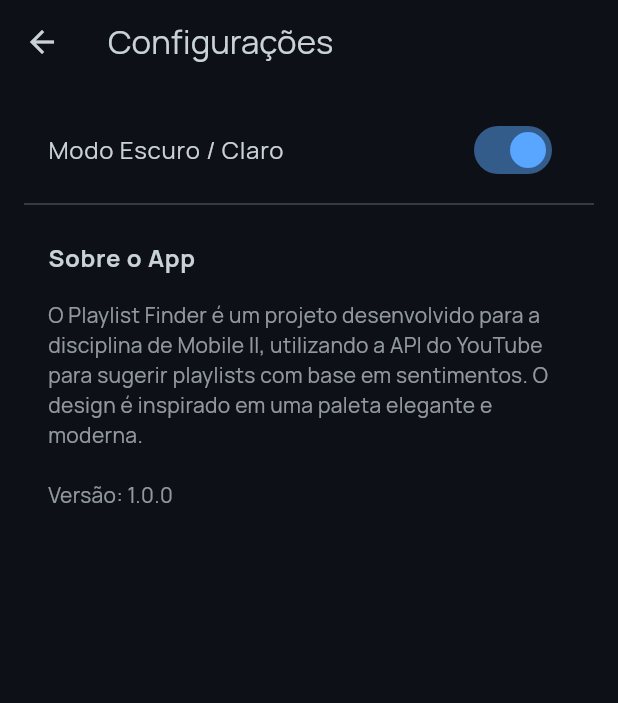
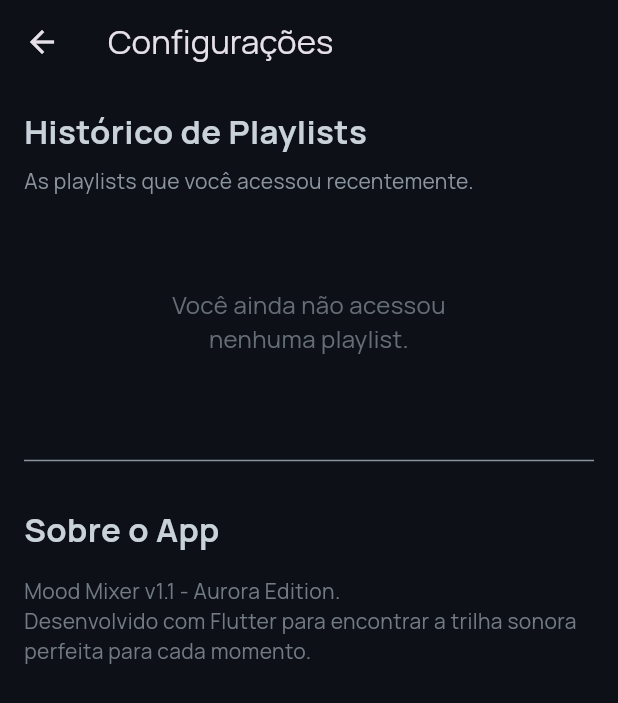
Before and after one commit to eville75/MobileII, a Flutter app: the screen it shows after launch, after a tap on the "settings" icon, on a phone screen of 412 x 824 dp. Shown: the top 703 px of the screen. Run offline on Flutter 3.47's test engine with Material 3 defaults, Android fonts, the phone set to English and light mode, and no system bars; our stand-ins replace google_fonts; network calls fail.

Commit message:
correções na interface

```diff
--- /dev/null
+++ b/lib/data/history_data.dart
@@ -0,0 +1,7 @@
+// lib/data/history_data.dart
+
+import 'package:mobile/models/playlist_model.dart';
+
+// Lista global para armazenar o histórico de playlists acessadas.
+// O item mais recente sempre será o primeiro da lista.
+final List<Playlist> playlistHistory = [];
--- a/lib/main.dart
+++ b/lib/main.dart
@@ -3,8 +3,6 @@ import 'package:flutter/material.dart';
 import 'package:google_fonts/google_fonts.dart';
 import 'package:mobile/screens/sentiments_screen.dart';
 import 'package:mobile/data/theme/colors.dart';
-
-final ValueNotifier<Brightness> currentBrightness = ValueNotifier(Brightness.dark);
 
 void main() {
   runApp(const MyApp());
@@ -13,12 +11,13 @@ void main() {
 class MyApp extends StatelessWidget {
   const MyApp({super.key});
 
-  ThemeData _createTheme(Brightness brightness) {
-    // Por enquanto, vamos focar em um tema escuro unificado e elegante.
-    // A lógica de light/dark pode ser expandida depois com cores apropriadas.
+  @override
+  Widget build(BuildContext context) {
     final baseTheme = ThemeData(brightness: Brightness.dark);
 
-    return baseTheme.copyWith(
+    return MaterialApp(
+      title: 'Mood Mixer',
+      theme: baseTheme.copyWith(
         scaffoldBackgroundColor: AppColors.background,
         colorScheme: baseTheme.colorScheme.copyWith(
           brightness: Brightness.dark,
@@ -32,23 +31,10 @@ class MyApp extends StatelessWidget {
           displayColor: AppColors.text,
         ),
         useMaterial3: true,
-    );
-  }
-
-  @override
-  Widget build(BuildContext context) {
-    return ValueListenableBuilder<Brightness>(
-      valueListenable: currentBrightness,
-      builder: (context, brightness, child) {
-        return MaterialApp(
-          title: 'Mood Mixer',
-          theme: _createTheme(Brightness.light), // Usando o mesmo tema por enquanto
-          darkTheme: _createTheme(Brightness.dark),
-          themeMode: ThemeMode.dark, // Forçando o modo escuro para o design "Aurora"
+      ),
+      themeMode: ThemeMode.dark,
       debugShowCheckedModeBanner: false,
-          home: const SentimentsScreen(),
-        );
-      },
+      home: SentimentsScreen(), // ALTERAÇÃO APLICADA AQUI
     );
   }
 }
--- a/lib/screens/settings_screen.dart
+++ b/lib/screens/settings_screen.dart
@@ -1,54 +1,102 @@
+// lib/screens/settings_screen.dart
 import 'package:flutter/material.dart';
-import 'package:mobile/main.dart'; // Para acessar o currentBrightness
-import 'package:mobile/data/theme/colors.dart'; // Importação corrigida
+import 'package:mobile/data/history_data.dart';
+import 'package:mobile/data/theme/colors.dart';
+import 'package:mobile/models/playlist_model.dart';
+import 'package:url_launcher/url_launcher.dart';
 
-class SettingsScreen extends StatelessWidget {
+class SettingsScreen extends StatefulWidget {
   const SettingsScreen({super.key});
 
   @override
+  State<SettingsScreen> createState() => _SettingsScreenState();
+}
+
+class _SettingsScreenState extends State<SettingsScreen> {
+  // Função para abrir a URL, pois o histórico também será clicável
+  Future<void> _launchUrl(String url) async {
+    if (!await launchUrl(Uri.parse(url))) {
+      throw Exception('Não foi possível abrir a URL: $url');
+    }
+  }
+
+  @override
   Widget build(BuildContext context) {
-    final theme = Theme.of(context);
-    final isDarkMode = theme.brightness == Brightness.dark;
-    final onBackground = theme.colorScheme.onBackground;
-
     return Scaffold(
+      backgroundColor: AppColors.background,
       appBar: AppBar(
-        title: Text('Configurações', style: TextStyle(color: onBackground)),
-        backgroundColor: theme.scaffoldBackgroundColor,
-        iconTheme: IconThemeData(color: onBackground),
+        title: const Text('Configurações'),
+        backgroundColor: AppColors.background,
         elevation: 0,
       ),
       body: ListView(
         padding: const EdgeInsets.all(16.0),
         children: [
-          ListTile(
-            title: Text('Modo Escuro / Claro', style: TextStyle(color: onBackground)),
-            trailing: Switch(
-              value: isDarkMode,
-              onChanged: (value) {
-                currentBrightness.value = value ? Brightness.dark : Brightness.light;
-              },
-              activeColor: theme.colorScheme.primary,
+          const Text(
+            'Histórico de Playlists',
+            style: TextStyle(
+              color: AppColors.text,
+              fontSize: 22,
+              fontWeight: FontWeight.bold,
             ),
           ),
-          const Divider(),
-          ListTile(
-            title: Text('Sobre o App', style: TextStyle(color: onBackground, fontWeight: FontWeight.bold)),
+          const SizedBox(height: 8),
+          const Text(
+            'As playlists que você acessou recentemente.',
+            style: TextStyle(color: AppColors.accent, fontSize: 14),
           ),
-          Padding(
-            padding: const EdgeInsets.symmetric(horizontal: 16.0),
-            child: Text(
-              'O Playlist Finder é um projeto desenvolvido para a disciplina de Mobile II, utilizando a API do YouTube para sugerir playlists com base em sentimentos. O design é inspirado em uma paleta elegante e moderna.',
-              style: TextStyle(color: onBackground.withOpacity(0.7)),
+          const SizedBox(height: 20),
+
+          if (playlistHistory.isEmpty)
+            Padding(
+              padding: const EdgeInsets.symmetric(vertical: 40.0),
+              child: Center(
+                child: Text(
+                  'Você ainda não acessou\nnenhuma playlist.',
+                  textAlign: TextAlign.center,
+                  style: TextStyle(color: AppColors.accent.withOpacity(0.7), fontSize: 16),
+                ),
+              ),
+            )
+          else
+            ...playlistHistory.map((playlist) {
+              return Card(
+                color: AppColors.glassEffect,
+                shape: RoundedRectangleBorder(
+                  side: const BorderSide(color: AppColors.glassBorder, width: 1),
+                  borderRadius: BorderRadius.circular(12),
+                ),
+                child: ListTile(
+                  leading: ClipRRect(
+                    borderRadius: BorderRadius.circular(4.0),
+                    child: Image.network(
+                      playlist.thumbnailUrl!,
+                      width: 50,
+                      height: 50,
+                      fit: BoxFit.cover,
+                    ),
+                  ),
+                  title: Text(playlist.name, style: const TextStyle(color: AppColors.text, fontWeight: FontWeight.bold)),
+                  subtitle: Text(playlist.mood, style: const TextStyle(color: AppColors.accent)),
+                  onTap: () => _launchUrl(playlist.url),
+                ),
+              );
+            }).toList(),
+
+          const Divider(height: 60, color: AppColors.accent),
+
+          const Text(
+            'Sobre o App',
+            style: TextStyle(
+              color: AppColors.text,
+              fontSize: 22,
+              fontWeight: FontWeight.bold,
             ),
           ),
-          const SizedBox(height: 20),
-          Padding(
-            padding: const EdgeInsets.symmetric(horizontal: 16.0),
-            child: Text(
-              'Versão: 1.0.0',
-              style: TextStyle(color: onBackground.withOpacity(0.7)),
-            ),
+          const SizedBox(height: 16),
+          Text(
+            'Mood Mixer v1.1 - Aurora Edition.\nDesenvolvido com Flutter para encontrar a trilha sonora perfeita para cada momento.',
+            style: TextStyle(color: AppColors.accent.withOpacity(0.8)),
           ),
         ],
       ),
```
Also changed, not shown: lib/screens/playlists_screen.dart (+33 -29 lines). Lines whose indentation alone changed are shown as unchanged.
